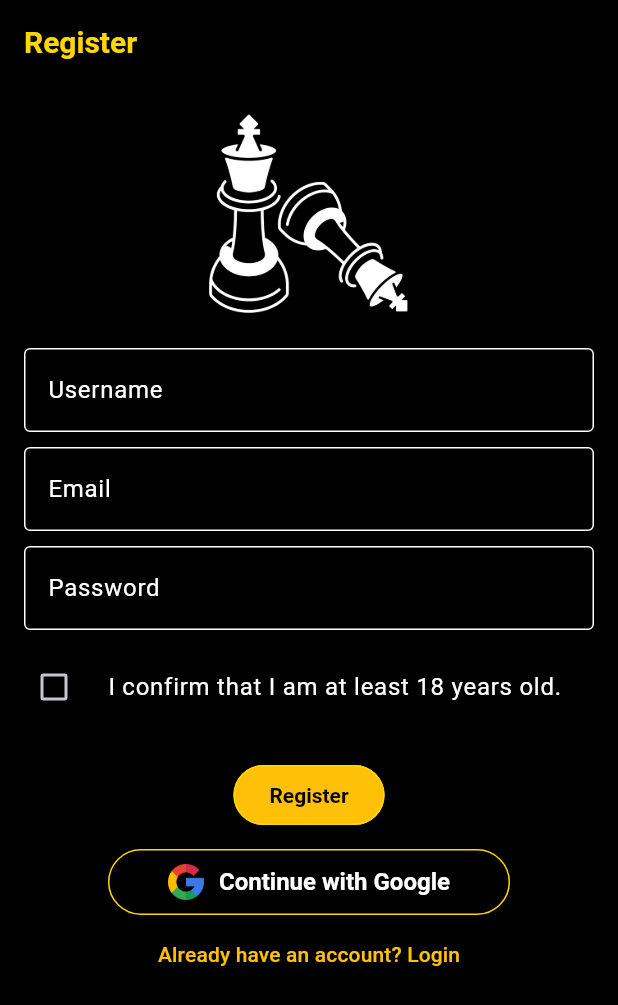
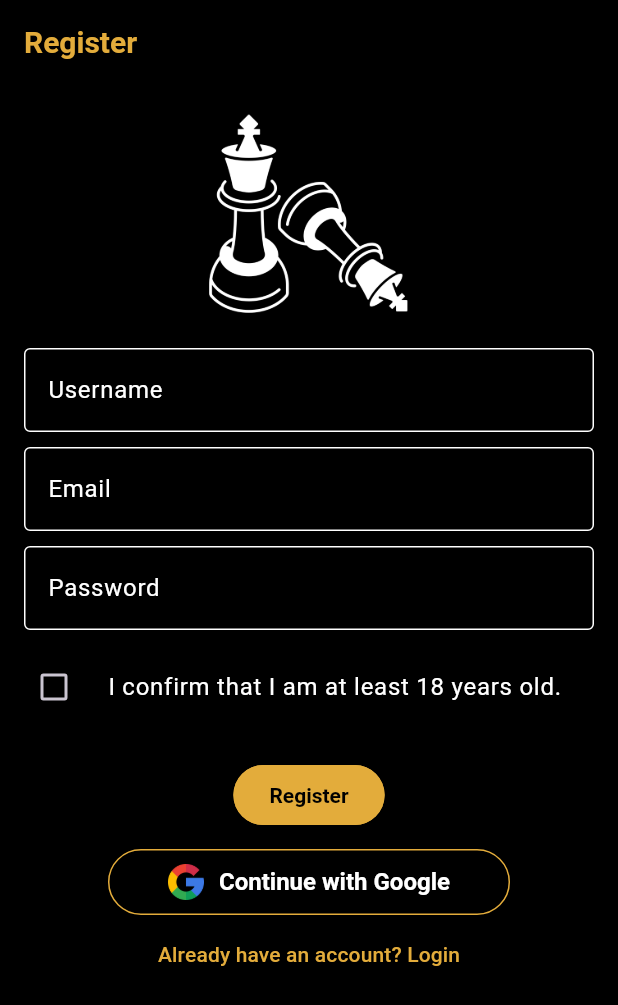
Before and after one commit to SachinChoudhary07/ChessArena, a Flutter app: the screen it shows after launch, after a tap on an icon or button, on a phone screen of 412 x 824 dp. Shown: the top 1005 px of the screen. Run offline on Flutter 3.47's test engine with Material 3 defaults, Android fonts, the phone set to English and light mode, and no system bars; our stand-ins replace cloud_firestore, firebase_auth, firebase_core, fluttertoast, google_sign_in, shared_preferences; accounts and stored records are empty; network calls fail.

Commit message:
Home Screen Designed

```diff
--- a/lib/Constant/app_constant.dart
+++ b/lib/Constant/app_constant.dart
@@ -21,6 +21,14 @@ class AppConstants {
   static const String alreadyAccount = 'Already have an account? Login';
   static const String dontHaveAccount = 'Don\'t have an account? Register';
 
+  // Dashboard Text
+  static const String addMoney = 'Add Money';
+  static const String withdraw = 'Withdraw';
+  static const String playFreeMatch = 'Play Free Match';
+  static const String joinPaidContest = 'Join Paid Contest';
+  static const String tournaments = 'Tournaments';
+  static const String createContest = 'Create Contest';
+
   // Success Messages
   static const String registrationSuccess = 'Registration successful';
   static const String loginSuccess = 'Login successful';
--- a/lib/Constant/color_resources.dart
+++ b/lib/Constant/color_resources.dart
@@ -1,6 +1,6 @@
 import 'package:flutter/material.dart';
 
 class ColorResources {
-  static Color primaryColor = Color.fromARGB(255, 0, 0, 0);
-  static Color secondaryColor = Colors.amber.shade600;
+  static Color primaryColor = const Color.fromARGB(255, 0, 0, 0);
+  static Color secondaryColor = const Color(0xffe3ac3b);
 }
--- a/lib/Screens/AuthScreens/signupScreen.dart
+++ b/lib/Screens/AuthScreens/signupScreen.dart
@@ -95,7 +95,7 @@ class _RegisterPageState extends State<RegisterPage> {
                           style: TextStyle(color: Colors.white),
                         ),
                         value: value,
-                        activeColor: Colors.amber,
+                        activeColor: ColorResources.secondaryColor,
                         onChanged: (bool? newValue) {
                           isAgeConfirmed.value = newValue ?? false;
                         },
@@ -106,7 +106,7 @@ class _RegisterPageState extends State<RegisterPage> {
                   ElevatedButton(
                     onPressed: () => _register(authProvider),
                     style: ElevatedButton.styleFrom(
-                      backgroundColor: Colors.amber,
+                      backgroundColor: ColorResources.secondaryColor,
                       disabledBackgroundColor: Colors.grey,
                     ),
                     child: const Text(
@@ -144,9 +144,9 @@ class _RegisterPageState extends State<RegisterPage> {
                       // push(context, const LoginPage());
                       push(context, BottomNavBar());
                     },
-                    child: const Text(
+                    child: Text(
                       AppConstants.alreadyAccount,
-                      style: TextStyle(color: Colors.amber),
+                      style: TextStyle(color: ColorResources.secondaryColor),
                     ),
                   ),
                 ],
--- a/lib/main.dart
+++ b/lib/main.dart
@@ -1,3 +1,4 @@
+import 'package:chess_cash/Constant/color_resources.dart';
 import 'package:chess_cash/Providers/AuthProvider/AuthProvider.dart';
 import 'package:chess_cash/splash_screen.dart';
 import 'package:firebase_core/firebase_core.dart';
@@ -31,23 +32,25 @@ class MyApp extends StatelessWidget {
       title: 'Chess4Cash',
       theme: ThemeData(
         brightness: Brightness.dark,
-        primaryColor: const Color(0xFFFFD700),
+        primaryColor: ColorResources.secondaryColor,
         // Gold color
         scaffoldBackgroundColor: const Color(0xFF000000),
         // Black background
-        textTheme: const TextTheme(
-          bodyLarge: TextStyle(color: Color(0xFFFFD700)), // Primary Text
-          bodyMedium: TextStyle(color: Color(0xFFFFC107)), // Secondary Text
-          titleLarge:
-              TextStyle(color: Color(0xFFFFD700), fontWeight: FontWeight.bold),
+        textTheme: TextTheme(
+          bodyLarge:
+              TextStyle(color: ColorResources.secondaryColor), // Primary Text
+          // bodyMedium: TextStyle(color: Color(0xFFFFC107)), // Secondary Text
+          titleLarge: TextStyle(
+              color: ColorResources.secondaryColor,
+              fontWeight: FontWeight.bold),
         ),
-        appBarTheme: const AppBarTheme(
+        appBarTheme: AppBarTheme(
           backgroundColor: Colors.black,
           titleTextStyle: TextStyle(
-              color: Color(0xFFFFD700),
+              color: ColorResources.secondaryColor,
               fontSize: 20,
               fontWeight: FontWeight.bold),
-          iconTheme: IconThemeData(color: Color(0xFFFFD700)),
+          iconTheme: IconThemeData(color: ColorResources.secondaryColor),
         ),
         buttonTheme: const ButtonThemeData(
           buttonColor: Colors.black, // Black button background
@@ -56,12 +59,14 @@ class MyApp extends StatelessWidget {
         elevatedButtonTheme: ElevatedButtonThemeData(
           style: ElevatedButton.styleFrom(
             backgroundColor: Colors.black,
-            foregroundColor: const Color(0xFFFFD700),
-            side: const BorderSide(color: Color(0xFFFFD700)), // Gold border
+            foregroundColor: ColorResources.secondaryColor,
+            side:
+                BorderSide(color: ColorResources.secondaryColor), // Gold border
             textStyle: const TextStyle(fontWeight: FontWeight.bold),
           ),
         ),
-        iconTheme: const IconThemeData(color: Color(0xFFFFD700)), // Gold icons
+        iconTheme:
+            IconThemeData(color: ColorResources.secondaryColor), // Gold icons
       ),
       home: const SplashScreen(),
     );
```
Also changed, not shown: lib/Screens/Dashboard/DashboardScreen.dart (+102 -1 lines), lib/Widgets/bottomNavBar.dart (+2 -8 lines).
